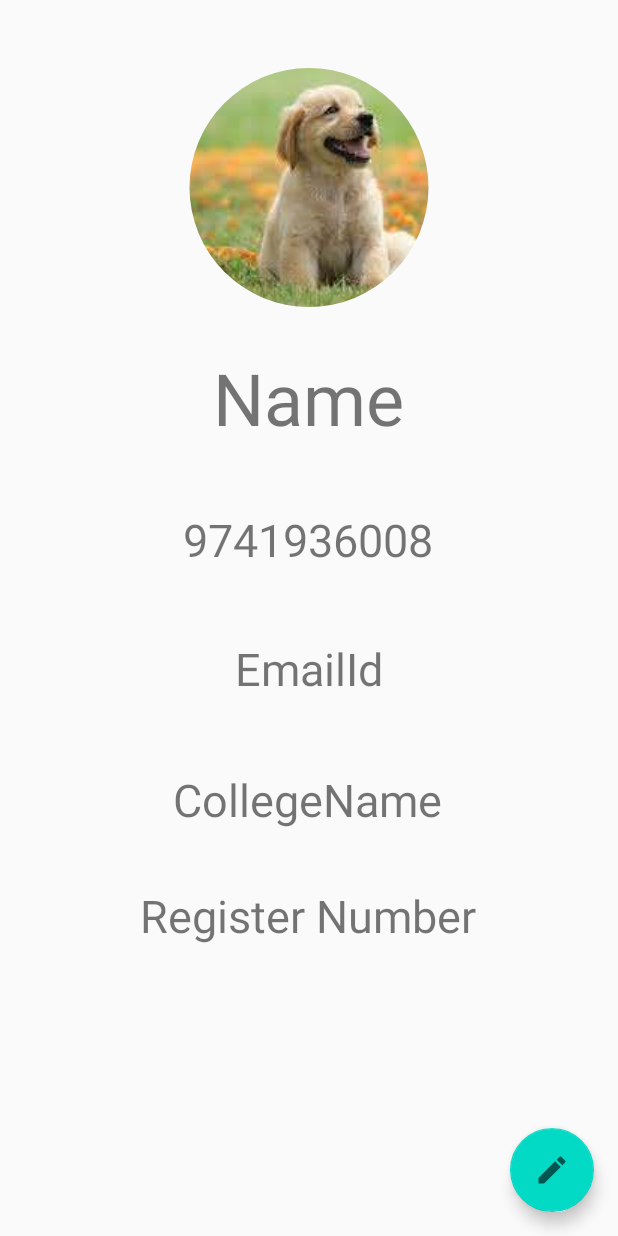
After one commit to Srin01/Uthsav, an Android app: the layout userprofileactivity.xml on its own in the app's theme, with its tools: preview values and no code run, on a phone screen of 412 x 824 dp. The commit adds this screen. Run offline under Robolectric (Android 15) with nearby library versions, the phone set to English and light mode, and no system bars.

Commit message:
minor changes in event description activity_event_description.xml and userprofileactivity.xml done

```diff
--- a/app/build.gradle
+++ b/app/build.gradle
@@ -46,5 +46,7 @@ dependencies {
     implementation 'com.google.android.material:material:1.2.1'
     //noinspection GradleCompatible
     implementation 'com.android.support:gridlayout-v7:28.0.0'
+    compile 'com.synnapps:carouselview:0.1.5'
+    implementation 'de.hdodenhof:circleimageview:3.1.0'//circular view
 
 }
--- a/app/src/main/java/com/example/uthsav/Activities/Activities/HomeActivity.java
+++ b/app/src/main/java/com/example/uthsav/Activities/Activities/HomeActivity.java
@@ -2,6 +2,7 @@ package com.example.uthsav.Activities.Activities;
 
 import androidx.appcompat.app.AppCompatActivity;
 
+import android.content.Intent;
 import android.os.Bundle;
 import android.view.View;
 import android.widget.AdapterView;
@@ -51,7 +52,9 @@ public class HomeActivity extends AppCompatActivity {
 
     public void onClickShowNotifications(View view)
     {
-        Toast.makeText(this, "Important", Toast.LENGTH_SHORT).show();
+//        Toast.makeText(this, "Important", Toast.LENGTH_SHORT).show();
+        Intent intent = new Intent(this,UserProfileActivity.class);
+        startActivity(intent);
     }
 
     ImageListener imageListener = new ImageListener() {
--- a/app/src/main/java/com/example/uthsav/Activities/Activities/UserProfileActivity.java
+++ b/app/src/main/java/com/example/uthsav/Activities/Activities/UserProfileActivity.java
@@ -11,6 +11,6 @@ public class UserProfileActivity extends AppCompatActivity {
     @Override
     protected void onCreate(Bundle savedInstanceState) {
         super.onCreate(savedInstanceState);
-        setContentView(R.layout.activity_user_profile);
+        setContentView(R.layout.userprofileactivity);
     }
 }
--- /dev/null
+++ b/app/src/main/res/drawable/edit_icon.xml
@@ -0,0 +1,10 @@
+<vector xmlns:android="http://schemas.android.com/apk/res/android"
+    android:width="24dp"
+    android:height="24dp"
+    android:viewportWidth="24"
+    android:viewportHeight="24"
+    android:tint="?attr/colorControlNormal">
+  <path
+      android:fillColor="@android:color/white"
+      android:pathData="M3,17.25V21h3.75L17.81,9.94l-3.75,-3.75L3,17.25zM20.71,7.04c0.39,-0.39 0.39,-1.02 0,-1.41l-2.34,-2.34c-0.39,-0.39 -1.02,-0.39 -1.41,0l-1.83,1.83 3.75,3.75 1.83,-1.83z"/>
+</vector>
--- a/app/src/main/res/layout/activity_event_description.xml
+++ b/app/src/main/res/layout/activity_event_description.xml
@@ -16,7 +16,7 @@
         tools:ignore="MissingConstraints" />
 
     <TextView
-        android:id="@+id/textView"
+        android:id="@+id/eventName_textView"
         android:layout_width="wrap_content"
         android:layout_height="wrap_content"
 
@@ -31,7 +31,7 @@
         app:layout_constraintVertical_bias="0.098" />
 
     <ImageView
-        android:id="@+id/imageView"
+        android:id="@+id/eventImage"
         android:layout_width="match_parent"
         android:layout_height="196dp"
 
@@ -40,13 +40,13 @@
         app:layout_constraintBottom_toBottomOf="parent"
         app:layout_constraintEnd_toEndOf="parent"
         app:layout_constraintStart_toStartOf="parent"
-        app:layout_constraintTop_toBottomOf="@+id/textView"
+        app:layout_constraintTop_toBottomOf="@+id/eventName_textView"
         app:layout_constraintVertical_bias="0.098"
         tools:ignore="MissingConstraints" />
 
 
     <TextView
-        android:id="@+id/textView2"
+        android:id="@+id/eventDescription"
         android:layout_width="wrap_content"
         android:layout_height="wrap_content"
 
@@ -59,11 +59,11 @@
         app:layout_constraintEnd_toEndOf="parent"
         app:layout_constraintHorizontal_bias="0.498"
         app:layout_constraintStart_toStartOf="parent"
-        app:layout_constraintTop_toBottomOf="@+id/imageView"
+        app:layout_constraintTop_toBottomOf="@+id/eventImage"
         app:layout_constraintVertical_bias="0.167" />
 
     <TextView
-        android:id="@+id/textView3"
+        android:id="@+id/eventTime"
         android:layout_width="wrap_content"
 
         android:layout_height="wrap_content"
@@ -76,12 +76,12 @@
         app:layout_constraintEnd_toEndOf="parent"
         app:layout_constraintHorizontal_bias="0.0"
         app:layout_constraintStart_toStartOf="parent"
-        app:layout_constraintTop_toBottomOf="@+id/textView2"
+        app:layout_constraintTop_toBottomOf="@+id/eventDescription"
         app:layout_constraintVertical_bias="0.067" />
 
 
     <TextView
-        android:id="@+id/textView4"
+        android:id="@+id/eventCost"
         android:layout_width="wrap_content"
 
         android:layout_height="wrap_content"
@@ -91,13 +91,13 @@
         android:padding="5dp"
 
         app:layout_constraintBottom_toBottomOf="parent"
-        app:layout_constraintTop_toBottomOf="@+id/textView3"
+        app:layout_constraintTop_toBottomOf="@+id/eventTime"
         app:layout_constraintVertical_bias="0.097"
         tools:ignore="MissingConstraints" />
 
 
     <Button
-        android:id="@+id/button"
+        android:id="@+id/Message_button"
         android:layout_width="wrap_content"
         android:layout_height="wrap_content"
 
@@ -110,11 +110,12 @@
         app:layout_constraintEnd_toEndOf="parent"
         app:layout_constraintHorizontal_bias="0.154"
         app:layout_constraintStart_toStartOf="parent"
-        app:layout_constraintTop_toBottomOf="@+id/textView4"
+        app:layout_constraintTop_toBottomOf="@+id/eventCost"
         app:layout_constraintVertical_bias="0.496" />
 
 
     <Button
+        android:id="@+id/buy_ticket_button"
         android:layout_width="wrap_content"
         android:layout_height="wrap_content"
 
@@ -125,7 +126,7 @@
 
         app:layout_constraintBottom_toBottomOf="parent"
         app:layout_constraintEnd_toEndOf="parent"
-        app:layout_constraintStart_toEndOf="@+id/button"
-        app:layout_constraintTop_toBottomOf="@+id/textView4" />
+        app:layout_constraintStart_toEndOf="@+id/Message_button"
+        app:layout_constraintTop_toBottomOf="@+id/eventCost" />
 
 </androidx.constraintlayout.widget.ConstraintLayout>
--- /dev/null
+++ b/app/src/main/res/layout/userprofileactivity.xml
@@ -0,0 +1,140 @@
+<?xml version="1.0" encoding="utf-8"?>
+<androidx.constraintlayout.widget.ConstraintLayout
+    xmlns:android="http://schemas.android.com/apk/res/android"
+    xmlns:app="http://schemas.android.com/apk/res-auto"
+    xmlns:tools="http://schemas.android.com/tools"
+    android:layout_width="match_parent"
+    android:layout_height="match_parent">
+
+
+    <ScrollView
+        android:layout_width="match_parent"
+        android:layout_height="match_parent"
+
+        android:orientation="vertical"
+        android:gravity ="center"
+        android:fillViewport="true"
+        android:layout_alignParentStart="true"
+        android:layout_marginTop="5dp"
+        android:id="@+id/scrollView"
+        tools:ignore="MissingConstraints">
+
+        <androidx.constraintlayout.widget.ConstraintLayout
+            android:layout_width="match_parent"
+            android:layout_height="match_parent"
+            android:gravity="center"
+            android:orientation="vertical">
+
+            <de.hdodenhof.circleimageview.CircleImageView
+                android:id="@+id/circleImageView"
+
+                android:layout_width="wrap_content"
+                android:layout_height="wrap_content"
+                android:src="@drawable/dog"
+                app:layout_constraintEnd_toEndOf="parent"
+                app:layout_constraintStart_toStartOf="parent"
+                app:layout_constraintTop_toTopOf="parent"
+                android:layout_marginTop="40dp"
+                tools:ignore="MissingConstraints" />
+
+            <TextView
+                android:id="@+id/textView5"
+                android:layout_width="wrap_content"
+
+                android:layout_height="wrap_content"
+                android:text="Name"
+                android:textSize="48sp"
+                android:layout_marginTop="10dp"
+                app:layout_constraintBottom_toBottomOf="parent"
+                app:layout_constraintEnd_toEndOf="parent"
+                app:layout_constraintHorizontal_bias="0.498"
+                app:layout_constraintStart_toStartOf="parent"
+                app:layout_constraintTop_toBottomOf="@+id/circleImageView"
+                app:layout_constraintVertical_bias="0.033"
+                tools:ignore="MissingConstraints" />
+
+            <TextView
+                android:id="@+id/textView6"
+                android:layout_width="wrap_content"
+                android:layout_height="wrap_content"
+                android:text="9741936008"
+
+                android:textSize="30sp"
+                android:layout_marginTop="15dp"
+                app:layout_constraintBottom_toBottomOf="parent"
+                app:layout_constraintEnd_toEndOf="parent"
+                app:layout_constraintHorizontal_bias="0.496"
+                app:layout_constraintStart_toStartOf="parent"
+                app:layout_constraintTop_toBottomOf="@+id/textView5"
+                app:layout_constraintVertical_bias="0.056"
+                tools:ignore="MissingConstraints" />
+
+            <TextView
+                android:id="@+id/textView7"
+                android:layout_width="wrap_content"
+
+                android:layout_height="wrap_content"
+                android:text="EmailId"
+                android:textSize="30sp"
+                android:layout_marginTop="15dp"
+                app:layout_constraintBottom_toBottomOf="parent"
+                app:layout_constraintEnd_toEndOf="parent"
+                app:layout_constraintStart_toStartOf="parent"
+                app:layout_constraintTop_toBottomOf="@+id/textView6"
+                app:layout_constraintVertical_bias="0.077" />
+
+
+            <TextView
+                android:id="@+id/textView8"
+                android:layout_width="wrap_content"
+
+                android:layout_height="wrap_content"
+                android:text="CollegeName"
+                android:textSize="30sp"
+                android:layout_marginTop="15dp"
+                app:layout_constraintBottom_toBottomOf="parent"
+                app:layout_constraintEnd_toEndOf="parent"
+                app:layout_constraintHorizontal_bias="0.497"
+                app:layout_constraintStart_toStartOf="parent"
+                app:layout_constraintTop_toBottomOf="@+id/textView7"
+                app:layout_constraintVertical_bias="0.104" />
+
+            <TextView
+                android:layout_width="wrap_content"
+                android:layout_height="wrap_content"
+
+                android:text="Register Number"
+                android:textSize="30sp"
+                android:layout_marginTop="15dp"
+
+                app:layout_constraintBottom_toBottomOf="parent"
+                app:layout_constraintEnd_toEndOf="parent"
+                app:layout_constraintHorizontal_bias="0.497"
+                app:layout_constraintStart_toStartOf="parent"
+                app:layout_constraintTop_toBottomOf="@+id/textView8"
+                app:layout_constraintVertical_bias="0.098"
+                tools:ignore="MissingConstraints" />
+
+            <androidx.recyclerview.widget.RecyclerView
+                android:layout_width="wrap_content"
+                android:layout_height="wrap_content"
+                app:layout_constraintBottom_toBottomOf="parent"
+                android:layout_marginTop="15dp"
+                tools:ignore="MissingConstraints" />
+
+            <com.google.android.material.floatingactionbutton.FloatingActionButton
+                android:layout_width="62dp"
+                android:layout_height="wrap_content"
+
+                android:layout_marginEnd="16dp"
+                android:layout_marginBottom="16dp"
+                android:src="@drawable/edit_icon"
+                app:layout_constraintBottom_toBottomOf="parent"
+                app:layout_constraintEnd_toEndOf="parent" />
+
+
+        </androidx.constraintlayout.widget.ConstraintLayout>
+
+    </ScrollView>
+
+</androidx.constraintlayout.widget.ConstraintLayout>
```
